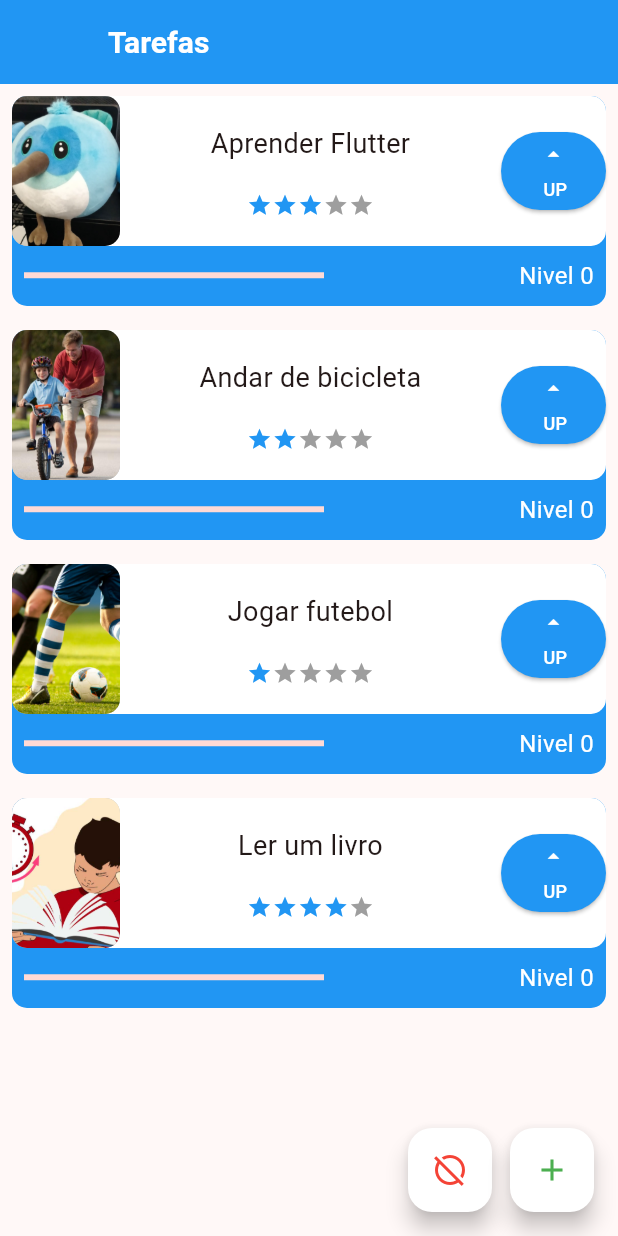
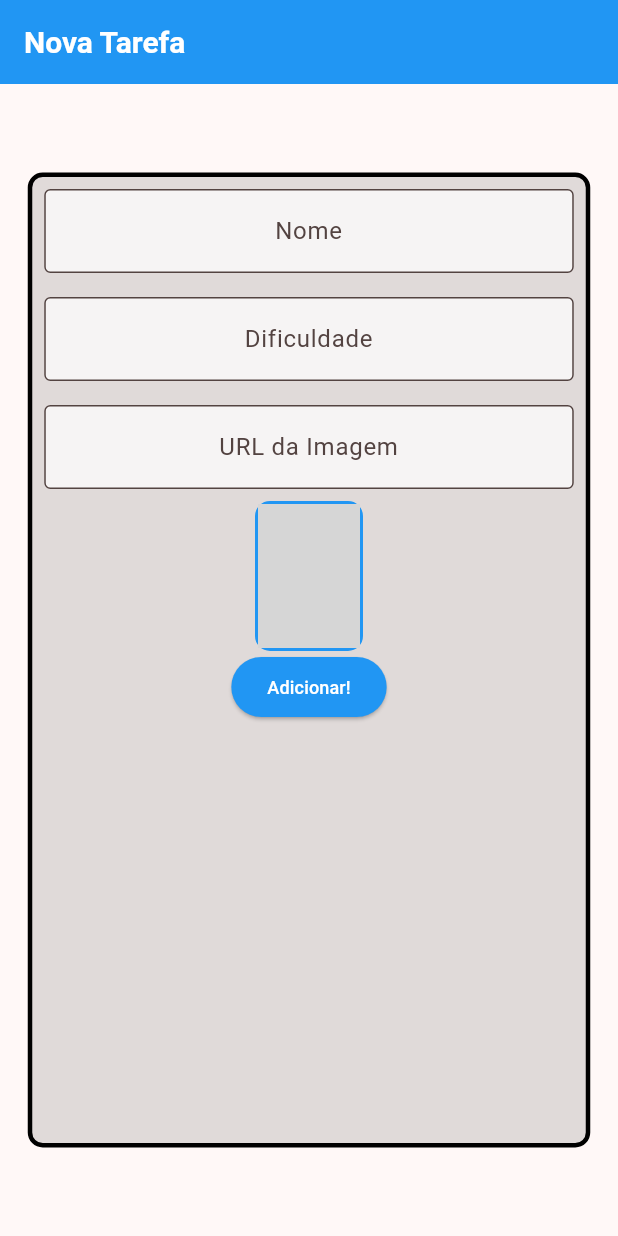
Before and after one commit to mtss-dev/estudo-flutter, a Flutter app: the screen it shows after launch, on a phone screen of 412 x 824 dp. Run offline on Flutter 3.47's test engine with Material 2 defaults, Android fonts, the phone set to English and light mode, and no system bars; network calls fail; grey boxes are pictures that could not be loaded.

Commit message:
Formulario de nova atividade quase pronto

```diff
--- a/lib/main.dart
+++ b/lib/main.dart
@@ -1,5 +1,6 @@
 import 'package:flutter/material.dart';
 import 'package:projeto_testes/components/initial_screen.dart';
+import 'package:projeto_testes/screens/form_screen.dart';
 
 void main() {
   runApp(const MyApp());
@@ -16,6 +17,6 @@ class MyApp extends StatelessWidget {
           colorScheme: ColorScheme.fromSeed(seedColor: Colors.red),
           useMaterial3: true,
         ),
-        home: const InitialScreen());
+        home: const FormScreen());
   }
 }
--- /dev/null
+++ b/lib/screens/form_screen.dart
@@ -0,0 +1,112 @@
+import 'package:flutter/material.dart';
+
+class FormScreen extends StatefulWidget {
+  const FormScreen({super.key});
+
+  @override
+  State<FormScreen> createState() => _FormScreenState();
+}
+
+class _FormScreenState extends State<FormScreen> {
+  TextEditingController nameController = TextEditingController();
+  TextEditingController dificultyController = TextEditingController();
+  TextEditingController imageController = TextEditingController();
+
+  @override
+  Widget build(BuildContext context) {
+    return Scaffold(
+      appBar: AppBar(
+        title: const Text('Nova Tarefa'),
+        backgroundColor: Colors.blue,
+        titleTextStyle: const TextStyle(
+          color: Colors.white,
+          fontSize: 20,
+          fontWeight: FontWeight.bold,
+        ),
+      ),
+      body: Center(
+        child: Container(
+          decoration: BoxDecoration(
+              color: Colors.black12,
+              borderRadius: BorderRadius.circular(10),
+              border: Border.all(width: 3)),
+          height: 650,
+          width: 375,
+          child: Column(
+            children: [
+              Padding(
+                padding: const EdgeInsets.all(8.0),
+                child: TextFormField(
+                  controller: nameController,
+                  textAlign: TextAlign.center,
+                  decoration: const InputDecoration(
+                    border: OutlineInputBorder(),
+                    hintText: 'Nome',
+                    fillColor: Colors.white70,
+                    filled: true,
+                  ),
+                ),
+              ),
+              Padding(
+                padding: const EdgeInsets.all(8.0),
+                child: TextFormField(
+                  controller: dificultyController,
+                  textAlign: TextAlign.center,
+                  decoration: const InputDecoration(
+                    border: OutlineInputBorder(),
+                    hintText: 'Dificuldade',
+                    fillColor: Colors.white70,
+                    filled: true,
+                  ),
+                ),
+              ),
+              Padding(
+                padding: const EdgeInsets.all(8.0),
+                child: TextFormField(
+                  onChanged: (text) => setState(() {}),
+                  controller: imageController,
+                  textAlign: TextAlign.center,
+                  decoration: const InputDecoration(
+                    border: OutlineInputBorder(),
+                    hintText: 'URL da Imagem',
+                    fillColor: Colors.white70,
+                    filled: true,
+                  ),
+                ),
+              ),
+              Container(
+                  height: 100,
+                  width: 72,
+                  decoration: BoxDecoration(
+                    color: Colors.blue,
+                    borderRadius: BorderRadius.circular(10),
+                    border: Border.all(width: 2, color: Colors.blue),
+                  ),
+                  child: ClipRRect(
+                    borderRadius: BorderRadius.circular(10),
+                    child: Image.network(
+                      imageController.text,
+                      fit: BoxFit.cover,
+                    ),
+                  )),
+              ElevatedButton(
+                onPressed: () {
+                  print(nameController.text);
+                  print(int.parse(dificultyController.text));
+                  print(imageController.text);
+                },
+                style: const ButtonStyle(
+                  backgroundColor: MaterialStatePropertyAll(Colors.blue),
+                ),
+                child: const Text(
+                  'Adicionar!',
+                  style: TextStyle(fontSize: 12, color: Colors.white),
+                ),
+              )
+            ],
+          ),
+        ),
+      ),
+    );
+  }
+}
```
